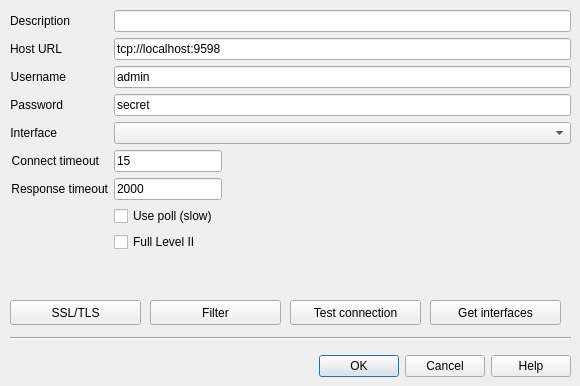
The window that src/cdlgconnsettingstcpip.ui (grodansparadis/vscp-works-qt) describes before a commit, drawn with Qt 5.
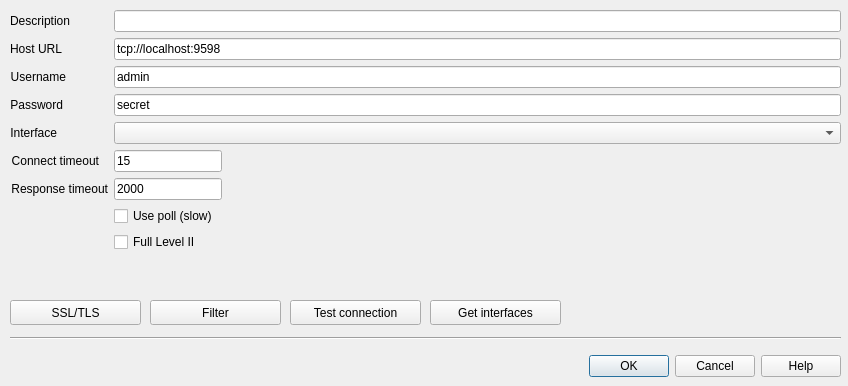
The same window after the commit. Icons and pictures are not drawn.

```diff
--- a/src/cdlgconnsettingstcpip.ui
+++ b/src/cdlgconnsettingstcpip.ui
@@ -6,7 +6,7 @@
    <rect>
     <x>0</x>
     <y>0</y>
-    <width>580</width>
+    <width>848</width>
     <height>386</height>
    </rect>
   </property>
@@ -24,7 +24,7 @@
     <rect>
      <x>10</x>
      <y>350</y>
-     <width>561</width>
+     <width>831</width>
      <height>32</height>
     </rect>
    </property>
@@ -43,7 +43,7 @@
     <rect>
      <x>10</x>
      <y>10</y>
-     <width>561</width>
+     <width>831</width>
      <height>273</height>
     </rect>
    </property>
@@ -333,7 +333,7 @@
     <rect>
      <x>10</x>
      <y>330</y>
-     <width>561</width>
+     <width>831</width>
      <height>16</height>
     </rect>
    </property>
```
Left out of the diff: 8 changed lines with no effect on the pictures.
